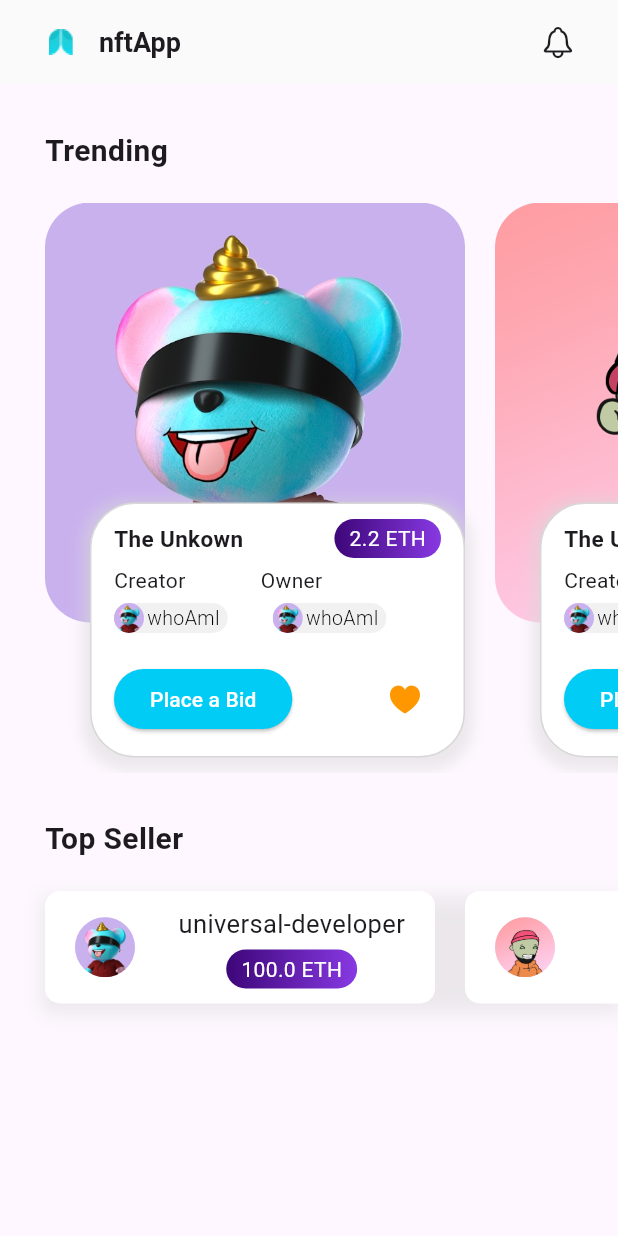
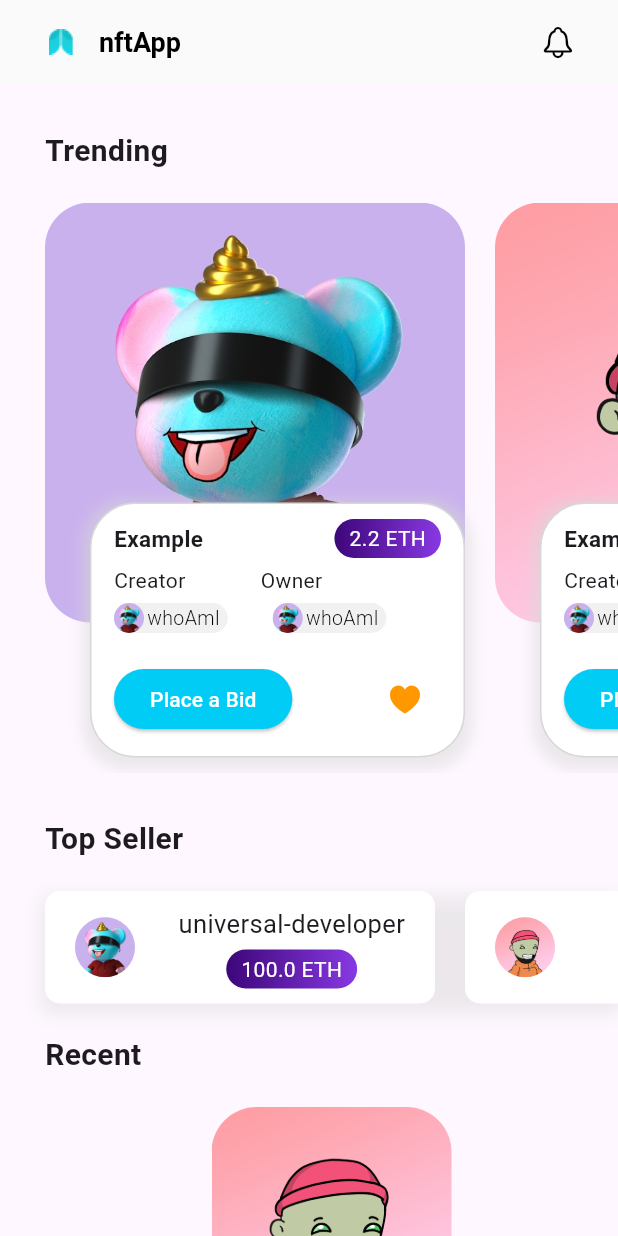
Before and after one commit to universal-developer/Flutter-NFT-App, a Flutter app: the screen it shows after launch, on a phone screen of 412 x 824 dp. Run offline on Flutter 3.47's test engine with Material 2 defaults, Android fonts, the phone set to English and light mode, and no system bars.

Commit message:
Initial Commit

```diff
--- a/lib/components/creator_card.dart
+++ b/lib/components/creator_card.dart
@@ -1,5 +1,5 @@
 import 'package:flutter/material.dart';
-import 'package:nft_app/colors.dart';
+import '../colors.dart';
 
 class CreatorCard extends StatelessWidget {
   String creatorName;
--- a/lib/components/fixed_info_product_card.dart
+++ b/lib/components/fixed_info_product_card.dart
@@ -1,15 +1,13 @@
-import 'dart:ffi';
-
 import 'package:flutter/material.dart';
-import 'package:nft_app/colors.dart';
 import 'package:flutter/cupertino.dart';
-import 'package:nft_app/components/creator_card.dart';
-import 'package:nft_app/components/price_card.dart';
-import 'package:nft_app/components/owner_card.dart';
-import 'package:nft_app/screens/home_screen.dart';
+import '../colors.dart';
+import '../components/creator_card.dart';
+import '../components/price_card.dart';
+import '../components/owner_card.dart';
 
 class FixedInfoProductCard extends StatelessWidget {
   String image;
+  String itemName;
   String creatorName;
   String ownerName;
   double price;
@@ -17,6 +15,7 @@ class FixedInfoProductCard extends StatelessWidget {
 
   FixedInfoProductCard({
     required this.image,
+    required this.itemName,
     required this.creatorName,
     required this.ownerName,
     required this.price,
@@ -33,7 +32,7 @@ class FixedInfoProductCard extends StatelessWidget {
         decoration: BoxDecoration(
           color: whiteColor,
           borderRadius: const BorderRadius.all(
-            const Radius.circular(30),
+            Radius.circular(30),
           ),
           border: Border.all(
             color: greyColor,
@@ -58,9 +57,9 @@ class FixedInfoProductCard extends StatelessWidget {
                 mainAxisAlignment: MainAxisAlignment.spaceBetween,
                 children: [
                   Container(
-                    child: const Text(
-                      'The Unkown',
-                      style: const TextStyle(
+                    child: Text(
+                      itemName,
+                      style: TextStyle(
                         fontWeight: FontWeight.bold,
                         fontSize: 15,
                       ),
@@ -76,12 +75,12 @@ class FixedInfoProductCard extends StatelessWidget {
                 height: 5,
               ),
               Row(
-                children: [
-                  const Text('Creator'),
-                  const SizedBox(
+                children: const [
+                  Text('Creator'),
+                  SizedBox(
                     width: 50,
                   ),
-                  const Text('Owner'),
+                  Text('Owner'),
                 ],
               ),
               const SizedBox(
@@ -108,7 +107,7 @@ class FixedInfoProductCard extends StatelessWidget {
                 children: [
                   _placeBidButton(),
                   Stack(
-                    children: [
+                    children: const [
                       MyIconButton(),
                     ],
                   ),
--- a/lib/components/owner_card.dart
+++ b/lib/components/owner_card.dart
@@ -15,8 +15,8 @@ class OwnerCard extends StatelessWidget {
     return Container(
       decoration: const BoxDecoration(
         color: lightGreyColor,
-        borderRadius: const BorderRadius.all(
-          const Radius.circular(30),
+        borderRadius: BorderRadius.all(
+          Radius.circular(30),
         ),
       ),
       child: Padding(
@@ -28,12 +28,14 @@ class OwnerCard extends StatelessWidget {
               backgroundImage: AssetImage(profilePicture),
             ),
             const SizedBox(width: 2),
-            Text(
-              ownerName,
-              style: const TextStyle(
-                color: Colors.black,
-                fontWeight: FontWeight.w300,
-                fontSize: 13,
+            Center(
+              child: Text(
+                ownerName,
+                style: const TextStyle(
+                  color: Colors.black,
+                  fontWeight: FontWeight.w300,
+                  fontSize: 13,
+                ),
               ),
             ),
           ],
--- a/lib/components/price_card.dart
+++ b/lib/components/price_card.dart
@@ -1,7 +1,5 @@
-import 'dart:ffi';
-
 import 'package:flutter/material.dart';
-import 'package:nft_app/colors.dart';
+import '../colors.dart';
 
 class PriceCard extends StatelessWidget {
   double priceETH;
@@ -15,7 +13,7 @@ class PriceCard extends StatelessWidget {
     return Container(
       decoration: const BoxDecoration(
         gradient: purpleGradient,
-        borderRadius: const BorderRadius.all(
+        borderRadius: BorderRadius.all(
           Radius.circular(30),
         ),
       ),
@@ -23,7 +21,7 @@ class PriceCard extends StatelessWidget {
         padding: const EdgeInsets.symmetric(horizontal: 10, vertical: 3),
         child: Text(
           '$priceETH ETH',
-          style: TextStyle(
+          style: const TextStyle(
             color: whiteColor,
           ),
         ),
--- /dev/null
+++ b/lib/components/product_card.dart
@@ -0,0 +1,89 @@
+import 'package:flutter/material.dart';
+import 'package:nft_app/colors.dart';
+import 'package:nft_app/components/owner_card.dart';
+import 'package:nft_app/components/price_card.dart';
+
+class ProductCard extends StatelessWidget {
+  String productName;
+  String ownerName;
+  String profilePicure;
+  String productPicture;
+  double price;
+
+  ProductCard({
+    required this.productName,
+    required this.ownerName,
+    required this.profilePicure,
+    required this.productPicture,
+    required this.price,
+  });
+
+  @override
+  Widget build(BuildContext context) {
+    return SizedBox(
+      height: 360,
+      child: Stack(
+        children: [
+          Positioned(
+            top: 100,
+            child: Container(
+              decoration: BoxDecoration(
+                color: whiteColor,
+                borderRadius: BorderRadius.circular(30),
+              ),
+              width: 160,
+              height: 145,
+              child: Padding(
+                padding: const EdgeInsets.only(
+                  right: 10,
+                  left: 10,
+                  top: 70,
+                  bottom: 10,
+                ),
+                child: Column(
+                  children: [
+                    Container(
+                      child: Row(
+                        mainAxisAlignment: MainAxisAlignment.spaceBetween,
+                        children: [
+                          SizedBox(
+                            width: ownerName.length * 11,
+                            child: OwnerCard(
+                                profilePicture: profilePicure,
+                                ownerName: ownerName),
+                          ),
+                          Container(
+                            child: Text(
+                              productName,
+                              style: const TextStyle(
+                                fontWeight: FontWeight.bold,
+                                fontSize: 15,
+                              ),
+                            ),
+                          ),
+                        ],
+                      ),
+                    ),
+                    const SizedBox(
+                      height: 10,
+                    ),
+                    Center(
+                      child: PriceCard(priceETH: price),
+                    ),
+                  ],
+                ),
+              ),
+            ),
+          ),
+          ClipRRect(
+            borderRadius: BorderRadius.circular(30.0),
+            child: Image(
+              image: AssetImage(productPicture),
+              height: 160,
+            ),
+          ),
+        ],
+      ),
+    );
+  }
+}
--- a/lib/components/scrollable_product.dart
+++ b/lib/components/scrollable_product.dart
@@ -1,10 +1,9 @@
-import 'dart:ffi';
-
 import 'package:flutter/material.dart';
 import 'package:nft_app/components/fixed_info_product_card.dart';
 
 class ScrollableProduct extends StatelessWidget {
   String image;
+  String itemName;
   String creatorName;
   String ownerName;
   double price;
@@ -12,6 +11,7 @@ class ScrollableProduct extends StatelessWidget {
 
   ScrollableProduct({
     required this.image,
+    required this.itemName,
     required this.creatorName,
     required this.ownerName,
     required this.price,
@@ -34,6 +34,7 @@ class ScrollableProduct extends StatelessWidget {
           right: 0,
           child: FixedInfoProductCard(
               image: image,
+              itemName: itemName,
               creatorName: creatorName,
               ownerName: ownerName,
               price: price,
--- a/lib/main.dart
+++ b/lib/main.dart
@@ -1,7 +1,6 @@
 import 'package:flutter/material.dart';
-import 'package:flutter/rendering.dart';
-import 'package:nft_app/screens/home_screen.dart';
-import 'colors.dart';
+import '../screens/home_screen.dart';
+import '../colors.dart';
 
 void main() {
   runApp(const MyApp());
@@ -10,18 +9,17 @@ void main() {
 class MyApp extends StatelessWidget {
   const MyApp({Key? key}) : super(key: key);
 
-  // This widget is the root of your application.
   @override
   Widget build(BuildContext context) {
     return MaterialApp(
         title: 'Flutter Demo',
         theme: ThemeData(
           useMaterial3: true,
-          appBarTheme: AppBarTheme(
+          appBarTheme: const AppBarTheme(
             backgroundColor: backgroundColor,
           ),
         ),
         themeMode: ThemeMode.light,
-        home: HomeScreen());
+        home: const HomeScreen());
   }
 }
--- a/lib/screens/home_screen.dart
+++ b/lib/screens/home_screen.dart
@@ -1,9 +1,9 @@
 import 'package:flutter/cupertino.dart';
 import 'package:flutter/material.dart';
-import 'package:nft_app/colors.dart';
-import 'package:nft_app/components/fixed_info_product_card.dart';
-import 'package:nft_app/components/scrollable_product.dart';
-import 'package:nft_app/components/top_seller.dart';
+import '../colors.dart';
+import '../components/product_card.dart';
+import '../components/scrollable_product.dart';
+import '../components/top_seller.dart';
 
 bool isFavourite = true;
 
@@ -23,26 +23,34 @@ class _HomeScreenState extends State<HomeScreen> {
         title: Row(
           mainAxisAlignment: MainAxisAlignment.spaceBetween,
           children: [
-            Container(
+            InkWell(
+              onTap: () => {
+                print('Logo reacts'),
+              },
+              child: Container(
                 child: Row(
-                children: [
-                  const Image(
-                    image: const AssetImage('assets/logo.png'),
+                  children: const [
+                    Image(
+                      image: AssetImage('assets/logo.png'),
                       width: 50,
                     ),
-                  const Text(
+                    Text(
                       'nftApp',
-                    style: const TextStyle(
+                      style: TextStyle(
                         fontSize: 18,
                         fontWeight: FontWeight.bold,
+                        color: Colors.black,
                       ),
                     ),
                   ],
                 ),
               ),
+            ),
             IconButton(
               onPressed: () => {},
               icon: const Icon(CupertinoIcons.bell),
+              color: Colors.black,
+              splashRadius: 20,
             ),
           ],
         ),
@@ -55,7 +63,7 @@ class _HomeScreenState extends State<HomeScreen> {
             children: [
               const Align(
                 alignment: Alignment.topLeft,
-                child: const Text(
+                child: Text(
                   'Trending',
                   style: TextStyle(
                     fontWeight: FontWeight.bold,
@@ -66,13 +74,14 @@ class _HomeScreenState extends State<HomeScreen> {
               const SizedBox(
                 height: 20,
               ),
-              Container(
+              SizedBox(
                 height: 380,
                 child: ListView(
                   scrollDirection: Axis.horizontal,
                   children: [
                     ScrollableProduct(
                       image: 'assets/nfts/first_nft.png',
+                      itemName: 'Example',
                       creatorName: 'whoAmI',
                       ownerName: 'whoAmI',
                       price: 2.2,
@@ -83,6 +92,7 @@ class _HomeScreenState extends State<HomeScreen> {
                     ),
                     ScrollableProduct(
                       image: 'assets/nfts/second_nft.png',
+                      itemName: 'Example',
                       creatorName: 'whoAmI',
                       ownerName: 'adadadadda',
                       price: 2.2,
@@ -93,6 +103,7 @@ class _HomeScreenState extends State<HomeScreen> {
                     ),
                     ScrollableProduct(
                       image: 'assets/nfts/third_nft.png',
+                      itemName: 'Example',
                       creatorName: 'whoAmI',
                       ownerName: 'adadadadda',
                       price: 2.2,
@@ -103,6 +114,7 @@ class _HomeScreenState extends State<HomeScreen> {
                     ),
                     ScrollableProduct(
                       image: 'assets/nfts/fourth_nft.png',
+                      itemName: 'Example',
                       creatorName: 'whoAmI',
                       ownerName: 'adadadadda',
                       price: 2.2,
@@ -113,6 +125,7 @@ class _HomeScreenState extends State<HomeScreen> {
                     ),
                     ScrollableProduct(
                       image: 'assets/nfts/fifth_nft.png',
+                      itemName: 'Example',
                       creatorName: 'whoAmI',
                       ownerName: 'adadadadda',
                       price: 2.2,
@@ -129,7 +142,7 @@ class _HomeScreenState extends State<HomeScreen> {
               ),
               const Align(
                 alignment: Alignment.topLeft,
-                child: const Text(
+                child: Text(
                   'Top Seller',
                   style: TextStyle(
                     fontWeight: FontWeight.bold,
@@ -147,7 +160,7 @@ class _HomeScreenState extends State<HomeScreen> {
                       color: greyColor.withOpacity(0.5),
                       spreadRadius: 2,
                       blurRadius: 10,
-                      offset: Offset(0, 5),
+                      offset: const Offset(0, 5),
                     ),
                   ],
                 ),
@@ -190,6 +203,36 @@ class _HomeScreenState extends State<HomeScreen> {
                   ],
                 ),
               ),
+              const SizedBox(
+                height: 20,
+              ),
+              const Align(
+                alignment: Alignment.topLeft,
+                child: Text(
+                  'Recent',
+                  style: TextStyle(
+                    fontWeight: FontWeight.bold,
+                    fontSize: 20,
+                  ),
+                ),
+              ),
+              const SizedBox(
+                height: 20,
+              ),
+              ProductCard(
+                productName: 'IDK',
+                ownerName: 'who am i',
+                profilePicure: 'assets/nfts/second_nft.png',
+                productPicture: 'assets/nfts/second_nft.png',
+                price: 4.5,
+              ),
+              ProductCard(
+                productName: 'IDK',
+                ownerName: 'who am i',
+                profilePicure: 'assets/nfts/second_nft.png',
+                productPicture: 'assets/nfts/second_nft.png',
+                price: 4.5,
+              ),
             ],
           ),
         ),
```
Also changed, not shown: pubspec.lock, 2 other files. Lines whose indentation alone changed are shown as unchanged.
